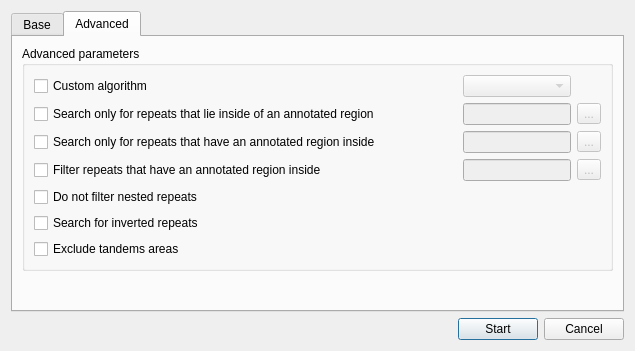
Old version of the form src/plugins/repeat_finder/src/ui/FindRepeatsDialog.ui in the repository violethaze74/ugene.
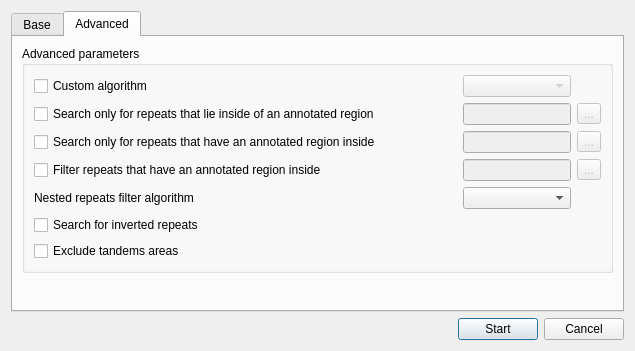
New version of the form. The open tabs and pages were chosen to show the change. Icons and pictures are not drawn.

Commit message: Repeat finder: unique repeats filtering algorithm.  Author: Sergey Yakovlev (tac@inbox.lv, tac1402@gmail.com)

```diff
--- a/src/plugins/repeat_finder/src/ui/FindRepeatsDialog.ui
+++ b/src/plugins/repeat_finder/src/ui/FindRepeatsDialog.ui
@@ -24,7 +24,7 @@
    <item>
     <widget class="QTabWidget" name="tabWidget">
      <property name="currentIndex">
-      <number>0</number>
+      <number>1</number>
      </property>
      <widget class="QWidget" name="tab">
       <attribute name="title">
@@ -363,14 +363,14 @@
           <string>Advanced parameters</string>
          </property>
          <layout class="QGridLayout" name="gridLayout_2">
-          <item row="0" column="0">
+          <item row="0" column="1">
            <widget class="QCheckBox" name="algoCheck">
             <property name="text">
              <string>Custom algorithm</string>
             </property>
            </widget>
           </item>
-          <item row="0" column="1">
+          <item row="0" column="2">
            <spacer name="horizontalSpacer_10">
             <property name="orientation">
              <enum>Qt::Horizontal</enum>
@@ -383,21 +383,21 @@
             </property>
            </spacer>
           </item>
-          <item row="0" column="2">
+          <item row="0" column="3">
            <widget class="QComboBox" name="algoCombo">
             <property name="enabled">
              <bool>false</bool>
             </property>
            </widget>
           </item>
-          <item row="1" column="0">
+          <item row="1" column="1">
            <widget class="QCheckBox" name="annotationFitCheck">
             <property name="text">
              <string>Search only for repeats that lie inside of an annotated region</string>
             </property>
            </widget>
           </item>
-          <item row="1" column="1">
+          <item row="1" column="2">
            <spacer name="horizontalSpacer_6">
             <property name="orientation">
              <enum>Qt::Horizontal</enum>
@@ -410,7 +410,7 @@
             </property>
            </spacer>
           </item>
-          <item row="1" column="2">
+          <item row="1" column="3">
            <widget class="QLineEdit" name="annotationFitEdit">
             <property name="enabled">
              <bool>false</bool>
@@ -429,7 +429,7 @@
             </property>
            </widget>
           </item>
-          <item row="1" column="3">
+          <item row="1" column="4">
            <widget class="QToolButton" name="annotationFitButton">
             <property name="enabled">
              <bool>false</bool>
@@ -439,46 +439,46 @@
             </property>
            </widget>
           </item>
-          <item row="2" column="0">
+          <item row="2" column="1">
            <widget class="QCheckBox" name="annotationAroundKeepCheck">
             <property name="text">
              <string>Search only for repeats that have an annotated region inside</string>
             </property>
            </widget>
           </item>
-          <item row="2" column="1">
-           <spacer name="horizontalSpacer_12">
-            <property name="orientation">
-             <enum>Qt::Horizontal</enum>
-            </property>
-            <property name="sizeHint" stdset="0">
-             <size>
-              <width>71</width>
-              <height>13</height>
-             </size>
-            </property>
-           </spacer>
-          </item>
           <item row="2" column="2">
-           <widget class="QLineEdit" name="annotationAroundKeepEdit">
-            <property name="enabled">
-             <bool>false</bool>
+           <spacer name="horizontalSpacer_12">
+            <property name="orientation">
+             <enum>Qt::Horizontal</enum>
             </property>
-            <property name="sizePolicy">
-             <sizepolicy hsizetype="Minimum" vsizetype="Fixed">
-              <horstretch>0</horstretch>
-              <verstretch>0</verstretch>
-             </sizepolicy>
-            </property>
-            <property name="minimumSize">
+            <property name="sizeHint" stdset="0">
              <size>
-              <width>0</width>
-              <height>0</height>
+              <width>71</width>
+              <height>13</height>
              </size>
             </property>
-           </widget>
+           </spacer>
           </item>
           <item row="2" column="3">
+           <widget class="QLineEdit" name="annotationAroundKeepEdit">
+            <property name="enabled">
+             <bool>false</bool>
+            </property>
+            <property name="sizePolicy">
+             <sizepolicy hsizetype="Minimum" vsizetype="Fixed">
+              <horstretch>0</horstretch>
+              <verstretch>0</verstretch>
+             </sizepolicy>
+            </property>
+            <property name="minimumSize">
+             <size>
+              <width>0</width>
+              <height>0</height>
+             </size>
+            </property>
+           </widget>
+          </item>
+          <item row="2" column="4">
            <widget class="QToolButton" name="annotationAroundKeepButton">
             <property name="enabled">
              <bool>false</bool>
@@ -488,46 +488,46 @@
             </property>
            </widget>
           </item>
-          <item row="3" column="0">
+          <item row="3" column="1">
            <widget class="QCheckBox" name="annotationAroundFilterCheck">
             <property name="text">
              <string>Filter repeats that have an annotated region inside</string>
             </property>
            </widget>
           </item>
-          <item row="3" column="1">
-           <spacer name="horizontalSpacer_13">
-            <property name="orientation">
-             <enum>Qt::Horizontal</enum>
-            </property>
-            <property name="sizeHint" stdset="0">
-             <size>
-              <width>71</width>
-              <height>13</height>
-             </size>
-            </property>
-           </spacer>
-          </item>
           <item row="3" column="2">
-           <widget class="QLineEdit" name="annotationAroundFilterEdit">
-            <property name="enabled">
-             <bool>false</bool>
+           <spacer name="horizontalSpacer_13">
+            <property name="orientation">
+             <enum>Qt::Horizontal</enum>
             </property>
-            <property name="sizePolicy">
-             <sizepolicy hsizetype="Minimum" vsizetype="Fixed">
-              <horstretch>0</horstretch>
-              <verstretch>0</verstretch>
-             </sizepolicy>
-            </property>
-            <property name="minimumSize">
+            <property name="sizeHint" stdset="0">
              <size>
-              <width>0</width>
-              <height>0</height>
+              <width>71</width>
+              <height>13</height>
              </size>
             </property>
-           </widget>
+           </spacer>
           </item>
           <item row="3" column="3">
+           <widget class="QLineEdit" name="annotationAroundFilterEdit">
+            <property name="enabled">
+             <bool>false</bool>
+            </property>
+            <property name="sizePolicy">
+             <sizepolicy hsizetype="Minimum" vsizetype="Fixed">
+              <horstretch>0</horstretch>
+              <verstretch>0</verstretch>
+             </sizepolicy>
+            </property>
+            <property name="minimumSize">
+             <size>
+              <width>0</width>
+              <height>0</height>
+             </size>
+            </property>
+           </widget>
+          </item>
+          <item row="3" column="4">
            <widget class="QToolButton" name="annotationAroundFilterButton">
             <property name="enabled">
              <bool>false</bool>
@@ -537,34 +537,14 @@
             </property>
            </widget>
           </item>
-          <item row="4" column="0">
-           <widget class="QCheckBox" name="allowNestedCheck">
-            <property name="text">
-             <string>Do not filter nested repeats</string>
-            </property>
-           </widget>
-          </item>
-          <item row="4" column="1" colspan="3">
-           <spacer name="horizontalSpacer_11">
-            <property name="orientation">
-             <enum>Qt::Horizontal</enum>
-            </property>
-            <property name="sizeHint" stdset="0">
-             <size>
-              <width>247</width>
-              <height>12</height>
-             </size>
-            </property>
-           </spacer>
-          </item>
-          <item row="5" column="0">
+          <item row="7" column="1">
            <widget class="QCheckBox" name="invertCheck">
             <property name="text">
              <string>Search for inverted repeats</string>
             </property>
            </widget>
           </item>
-          <item row="5" column="1" colspan="3">
+          <item row="7" column="2" colspan="3">
            <spacer name="horizontalSpacer_7">
             <property name="orientation">
              <enum>Qt::Horizontal</enum>
@@ -577,14 +557,14 @@
             </property>
            </spacer>
           </item>
-          <item row="6" column="0">
+          <item row="8" column="1">
            <widget class="QCheckBox" name="excludeTandemsBox">
             <property name="text">
              <string>Exclude tandems areas</string>
             </property>
            </widget>
           </item>
-          <item row="6" column="1" colspan="3">
+          <item row="8" column="2" colspan="3">
            <spacer name="horizontalSpacer_4">
             <property name="orientation">
              <enum>Qt::Horizontal</enum>
@@ -597,6 +577,33 @@
             </property>
            </spacer>
           </item>
+          <item row="6" column="2">
+           <spacer name="horizontalSpacer_11">
+            <property name="orientation">
+             <enum>Qt::Horizontal</enum>
+            </property>
+            <property name="sizeHint" stdset="0">
+             <size>
+              <width>247</width>
+              <height>12</height>
+             </size>
+            </property>
+           </spacer>
+          </item>
+          <item row="6" column="3">
+           <widget class="QComboBox" name="filterAlgorithms">
+            <property name="enabled">
+             <bool>true</bool>
+            </property>
+           </widget>
+          </item>
+          <item row="6" column="1">
+           <widget class="QLabel" name="allowNestedLabel">
+            <property name="text">
+             <string>Nested repeats filter algorithm</string>
+            </property>
+           </widget>
+          </item>
          </layout>
         </widget>
        </item>
```
Left out of the diff: 72 changed lines with no effect on the pictures. The commit also changes 11 other files.
